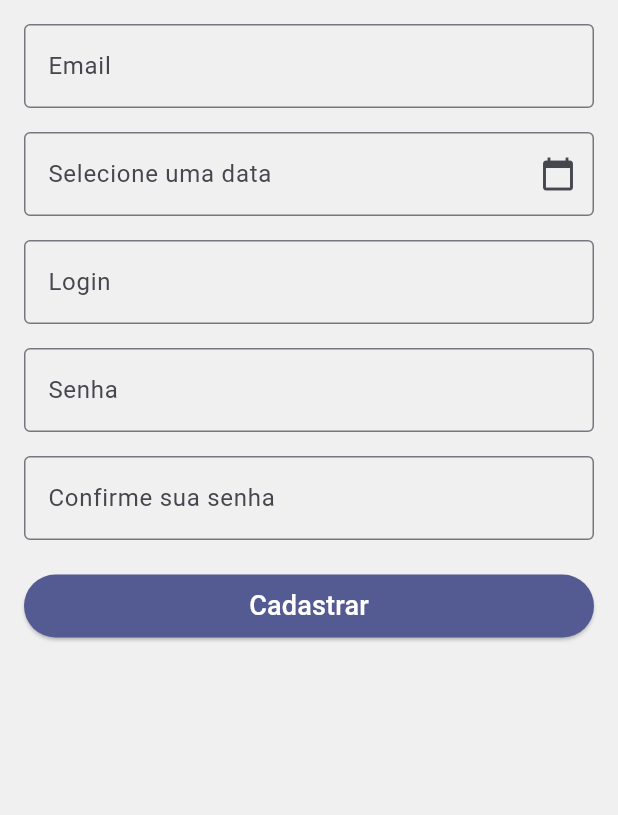
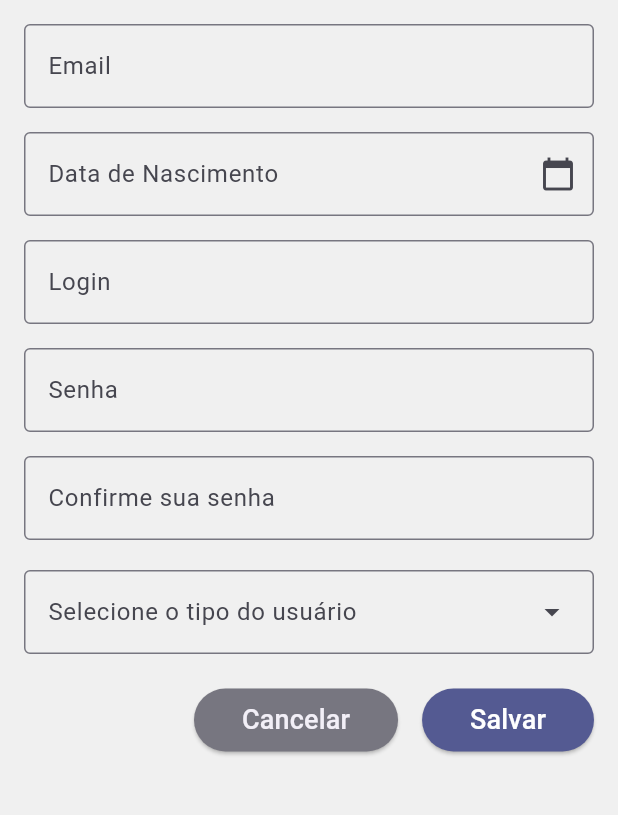
Before and after one commit to paulo-vinicius-dev/biblioteca, a Flutter app: the screen it shows after launch, on a phone screen of 412 x 824 dp, the part 108-923 px from its top. Run offline on Flutter 3.47's test engine with Material 3 defaults, Android fonts, the phone set to English and light mode, and no system bars; our stand-ins replace google_fonts; Roboto replaces fonts that are missing (Nunito).

Commit message:
refactor: aletraando campo data de nascimento e add campo tipo de usuario

```diff
--- a/front/biblioteca/lib/main.dart
+++ b/front/biblioteca/lib/main.dart
@@ -24,7 +24,7 @@ class Myapp extends StatelessWidget {
           scaffoldBackgroundColor: AppTheme.scaffoldBackgroundColor,
           fontFamily: "Nunito"),
       //initialRoute: AppRoutes.home,
-      home: FormUsuario(),
+      home: const FormUsuario(),
       routes: {
         // AppRoutes.login: (ctx) => const TelaLogin(),
         AppRoutes.home: (ctx) => const TelaPaginaIncial(),
--- /dev/null
+++ b/front/biblioteca/lib/utils/permissoes.dart
@@ -0,0 +1,9 @@
+class Permissao {
+  static const criarUsuario = 1;
+  static const lerUsuario = 2;
+  static const atualizarUsuario = 4;
+  static const deletarUsuario = 8;
+
+  static const crudUsuario =
+      criarUsuario + lerUsuario + atualizarUsuario + deletarUsuario;
+}
--- a/front/biblioteca/lib/widgets/forms/form_usuario.dart
+++ b/front/biblioteca/lib/widgets/forms/form_usuario.dart
@@ -1,4 +1,7 @@
 import 'package:flutter/material.dart';
+import 'package:intl/intl.dart';
+
+const List<String> usuarios = <String>['Aluno', 'Funcionário'];
 
 class FormUsuario extends StatefulWidget {
   const FormUsuario({super.key});
@@ -10,8 +13,10 @@ class FormUsuario extends StatefulWidget {
 class _FormUsuarioState extends State<FormUsuario> {
   final _formKey = GlobalKey<FormState>();
   final _passwordController = TextEditingController();
-  DateTime? _selectedDate;
+  final TextEditingController _userTypeController = TextEditingController();
+  final TextEditingController _dateController = TextEditingController();
   final DateTime _today = DateTime.now();
+  DateTime? _selectedDate = DateTime.now();
 
   @override
   void dispose() {
@@ -57,17 +62,16 @@ class _FormUsuarioState extends State<FormUsuario> {
                   return null;
                 },
               ),
-
               const SizedBox(height: 16.0),
               Column(
                 crossAxisAlignment: CrossAxisAlignment.stretch,
                 children: [
+                  //#################################### Aqui começa o campo data
                   TextFormField(
                     readOnly: true,
-                    decoration: InputDecoration(
-                      labelText: _selectedDate == null
-                          ? "Selecione uma data"
-                          : "Data: ${_selectedDate!.toLocal()}".split(' ')[0],
+                    controller: _dateController,
+                    decoration: const InputDecoration(
+                      labelText: "Data de Nascimento",
                       border: OutlineInputBorder(),
                       suffixIcon: Icon(Icons.calendar_today),
                     ),
@@ -78,9 +82,12 @@ class _FormUsuarioState extends State<FormUsuario> {
                         firstDate: DateTime(1900),
                         lastDate: _today,
                       );
-                      if (pickedDate != null && pickedDate != _selectedDate) {
+                      if (pickedDate != null) {
                         setState(() {
                           _selectedDate = pickedDate;
+                          _dateController.text = DateFormat('d/M/y')
+                              .format(pickedDate)
+                              .toString();
                         });
                       }
                     },
@@ -141,12 +148,56 @@ class _FormUsuarioState extends State<FormUsuario> {
                     },
                   ),
                   const SizedBox(height: 20.0),
+                  DropdownMenu(
+                    controller: _userTypeController,
+                    width: double.infinity,
+                    label: const Text('Selecione o tipo do usuário'),
+                    requestFocusOnTap: true,
+                    dropdownMenuEntries: usuarios
+                        .map(
+                          (e) => DropdownMenuEntry(
+                            value: 1,
+                            label: e,
+                          ),
+                        )
+                        .toList(),
+                  ),
+                  const SizedBox(height: 20.0),
+                  //####################################### Aqui começam os botões
+                  Row(
+                    mainAxisAlignment: MainAxisAlignment.end,
+                    children: [
+                      ElevatedButton(
+                        onPressed: () {
+                          Navigator.pop(context);
+                        },
+                        style: ElevatedButton.styleFrom(
+                          backgroundColor:
+                              Theme.of(context).colorScheme.outline,
+                        ),
+                        child: Padding(
+                          padding: const EdgeInsets.all(8.0),
+                          child: Text(
+                            "Cancelar",
+                            style: TextStyle(
+                              color: Theme.of(context)
+                                  .colorScheme
+                                  .onInverseSurface,
+                              fontSize: 18,
+                            ),
+                          ),
+                        ),
+                      ),
+                      const SizedBox(
+                        width: 16.0,
+                      ),
                       ElevatedButton(
                         onPressed: () {
                           if (_formKey.currentState!.validate()) {
                             ScaffoldMessenger.of(context).showSnackBar(
                               const SnackBar(
-                              content: Text("Cadastro realizado com sucesso!"),
+                                  content:
+                                      Text("Cadastro realizado com sucesso!"),
                                   backgroundColor: Colors.green),
                             );
                           }
@@ -157,7 +208,7 @@ class _FormUsuarioState extends State<FormUsuario> {
                         child: Padding(
                           padding: const EdgeInsets.all(8.0),
                           child: Text(
-                        "Cadastrar",
+                            "Salvar",
                             style: TextStyle(
                               color: Theme.of(context).colorScheme.onPrimary,
                               fontSize: 18,
@@ -169,6 +220,8 @@ class _FormUsuarioState extends State<FormUsuario> {
                   ),
                 ],
               ),
+            ],
+          ),
         ),
       ),
     );
--- a/front/biblioteca/pubspec.yaml
+++ b/front/biblioteca/pubspec.yaml
@@ -39,6 +39,7 @@ dependencies:
   rxdart: ^0.28.0
   http: ^1.2.2
   provider: ^6.1.2
+  intl: ^0.19.0
 
 dev_dependencies:
   flutter_test:
```
Also changed, not shown: front/biblioteca/pubspec.lock, 1 other file. Lines whose indentation alone changed are shown as unchanged.
